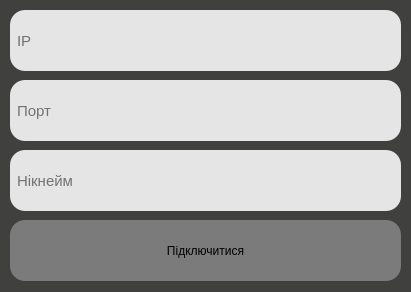
Old version of the form client/design/QtDesigner/connect_to_server.ui in the repository AndreyKovalskiy27/AChat.
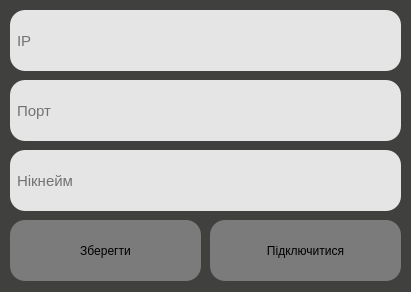
New version of the form.

Patch:
```diff
--- a/client/design/QtDesigner/connect_to_server.ui
+++ b/client/design/QtDesigner/connect_to_server.ui
@@ -20,9 +20,9 @@
    <widget class="QPushButton" name="connect_to_server">
     <property name="geometry">
      <rect>
-      <x>10</x>
+      <x>210</x>
       <y>220</y>
-      <width>391</width>
+      <width>191</width>
       <height>61</height>
      </rect>
     </property>
@@ -99,6 +99,31 @@
      <string>Нікнейм</string>
     </property>
    </widget>
+   <widget class="QPushButton" name="save">
+    <property name="geometry">
+     <rect>
+      <x>10</x>
+      <y>220</y>
+      <width>191</width>
+      <height>61</height>
+     </rect>
+    </property>
+    <property name="cursor">
+     <cursorShape>PointingHandCursor</cursorShape>
+    </property>
+    <property name="styleSheet">
+     <string notr="true">QPushButton {
+	background-color: rgb(123, 123, 123);
+	border-radius: 15px;
+}
+QPushButton:hover {
+	background-color: rgb(108, 108, 108);
+}</string>
+    </property>
+    <property name="text">
+     <string>Зберегти</string>
+    </property>
+   </widget>
   </widget>
  </widget>
  <resources/>
```
